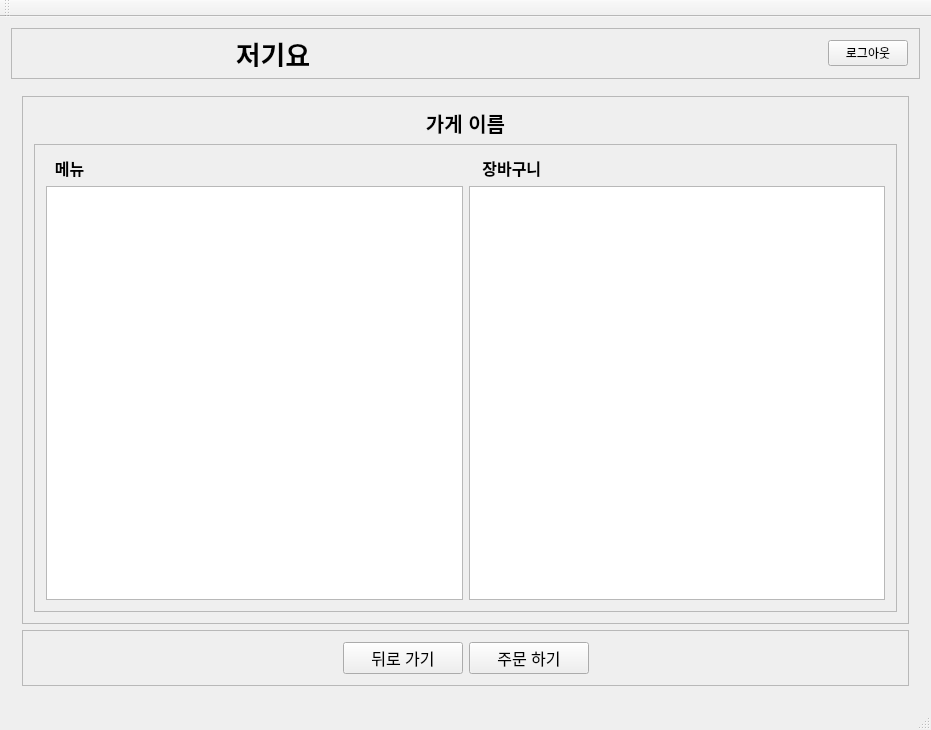
Above: project6_delivery/delivery_client/mainwindow.ui from myeonghh/lms4_Project before the change. Below: the same form after it.
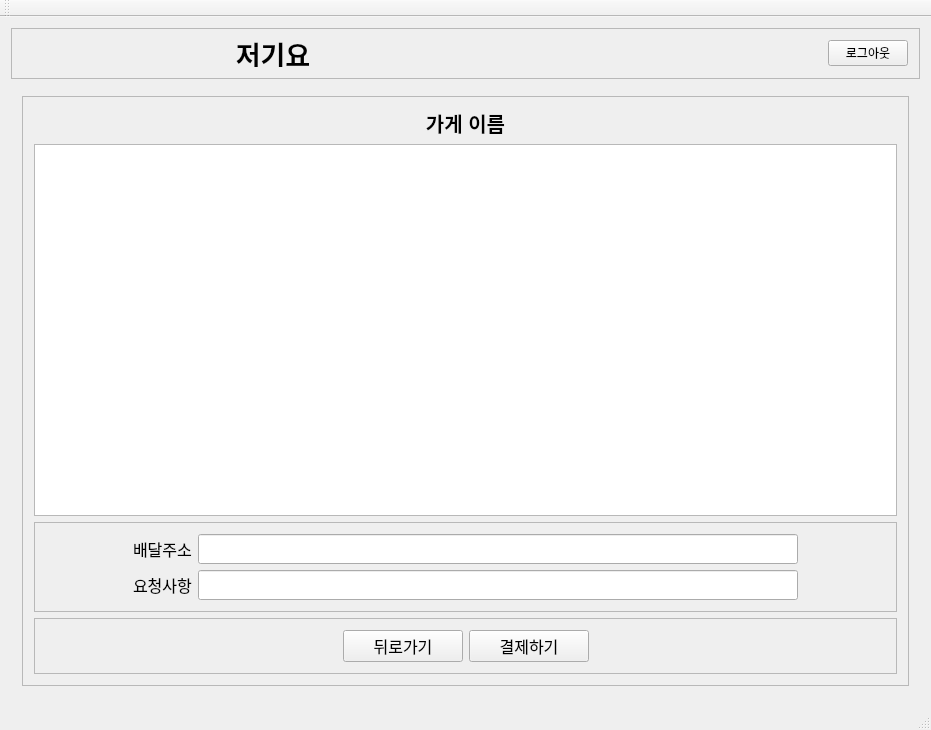
That is the form after the change. The open tabs and pages were chosen to show the change.

```diff
--- a/project6_delivery/delivery_client/mainwindow.ui
+++ b/project6_delivery/delivery_client/mainwindow.ui
@@ -81,7 +81,7 @@
     <item row="1" column="0">
      <widget class="QStackedWidget" name="mainStackedWidget">
       <property name="currentIndex">
-       <number>2</number>
+       <number>3</number>
       </property>
       <widget class="QWidget" name="user_main_page">
        <layout class="QGridLayout" name="gridLayout_3">
@@ -514,7 +514,7 @@
               </font>
              </property>
              <property name="text">
-              <string>뒤로 가기</string>
+              <string>뒤로가기</string>
              </property>
             </widget>
            </item>
@@ -558,7 +558,7 @@
               </font>
              </property>
              <property name="text">
-              <string>주문 하기</string>
+              <string>주문하기</string>
              </property>
             </widget>
            </item>
@@ -567,6 +567,197 @@
         </item>
        </layout>
       </widget>
+      <widget class="QWidget" name="page">
+       <layout class="QGridLayout" name="gridLayout_17">
+        <item row="0" column="0">
+         <widget class="QFrame" name="frame_14">
+          <property name="frameShape">
+           <enum>QFrame::Shape::StyledPanel</enum>
+          </property>
+          <property name="frameShadow">
+           <enum>QFrame::Shadow::Raised</enum>
+          </property>
+          <layout class="QVBoxLayout" name="verticalLayout_7">
+           <item>
+            <widget class="QLabel" name="menu_shopTitle2">
+             <property name="font">
+              <font>
+               <pointsize>15</pointsize>
+               <bold>true</bold>
+              </font>
+             </property>
+             <property name="text">
+              <string>가게 이름</string>
+             </property>
+             <property name="alignment">
+              <set>Qt::AlignmentFlag::AlignCenter</set>
+             </property>
+            </widget>
+           </item>
+           <item>
+            <widget class="QTableView" name="tableView_2"/>
+           </item>
+           <item>
+            <widget class="QFrame" name="frame_15">
+             <property name="frameShape">
+              <enum>QFrame::Shape::StyledPanel</enum>
+             </property>
+             <property name="frameShadow">
+              <enum>QFrame::Shadow::Raised</enum>
+             </property>
+             <layout class="QGridLayout" name="gridLayout_18">
+              <item row="0" column="0">
+               <spacer name="horizontalSpacer_9">
+                <property name="orientation">
+                 <enum>Qt::Orientation::Horizontal</enum>
+                </property>
+                <property name="sizeHint" stdset="0">
+                 <size>
+                  <width>40</width>
+                  <height>20</height>
+                 </size>
+                </property>
+               </spacer>
+              </item>
+              <item row="0" column="2">
+               <widget class="QLineEdit" name="lineEdit">
+                <property name="minimumSize">
+                 <size>
+                  <width>600</width>
+                  <height>30</height>
+                 </size>
+                </property>
+               </widget>
+              </item>
+              <item row="1" column="2">
+               <widget class="QLineEdit" name="lineEdit_2">
+                <property name="minimumSize">
+                 <size>
+                  <width>600</width>
+                  <height>30</height>
+                 </size>
+                </property>
+               </widget>
+              </item>
+              <item row="1" column="1">
+               <widget class="QLabel" name="label_6">
+                <property name="font">
+                 <font>
+                  <pointsize>12</pointsize>
+                 </font>
+                </property>
+                <property name="text">
+                 <string>요청사항</string>
+                </property>
+               </widget>
+              </item>
+              <item row="0" column="1">
+               <widget class="QLabel" name="label_5">
+                <property name="font">
+                 <font>
+                  <pointsize>12</pointsize>
+                 </font>
+                </property>
+                <property name="text">
+                 <string>배달주소</string>
+                </property>
+               </widget>
+              </item>
+              <item row="0" column="3">
+               <spacer name="horizontalSpacer_10">
+                <property name="orientation">
+                 <enum>Qt::Orientation::Horizontal</enum>
+                </property>
+                <property name="sizeHint" stdset="0">
+                 <size>
+                  <width>40</width>
+                  <height>20</height>
+                 </size>
+                </property>
+               </spacer>
+              </item>
+             </layout>
+            </widget>
+           </item>
+           <item>
+            <widget class="QFrame" name="frame_16">
+             <property name="frameShape">
+              <enum>QFrame::Shape::StyledPanel</enum>
+             </property>
+             <property name="frameShadow">
+              <enum>QFrame::Shadow::Raised</enum>
+             </property>
+             <layout class="QHBoxLayout" name="horizontalLayout_5">
+              <item>
+               <spacer name="horizontalSpacer_7">
+                <property name="orientation">
+                 <enum>Qt::Orientation::Horizontal</enum>
+                </property>
+                <property name="sizeHint" stdset="0">
+                 <size>
+                  <width>40</width>
+                  <height>20</height>
+                 </size>
+                </property>
+               </spacer>
+              </item>
+              <item>
+               <widget class="QPushButton" name="pushButton_2">
+                <property name="minimumSize">
+                 <size>
+                  <width>120</width>
+                  <height>0</height>
+                 </size>
+                </property>
+                <property name="font">
+                 <font>
+                  <pointsize>12</pointsize>
+                 </font>
+                </property>
+                <property name="text">
+                 <string>뒤로가기</string>
+                </property>
+               </widget>
+              </item>
+              <item>
+               <widget class="QPushButton" name="pushButton_3">
+                <property name="minimumSize">
+                 <size>
+                  <width>120</width>
+                  <height>0</height>
+                 </size>
+                </property>
+                <property name="font">
+                 <font>
+                  <pointsize>12</pointsize>
+                 </font>
+                </property>
+                <property name="text">
+                 <string>결제하기</string>
+                </property>
+               </widget>
+              </item>
+              <item>
+               <spacer name="horizontalSpacer_8">
+                <property name="orientation">
+                 <enum>Qt::Orientation::Horizontal</enum>
+                </property>
+                <property name="sizeHint" stdset="0">
+                 <size>
+                  <width>40</width>
+                  <height>20</height>
+                 </size>
+                </property>
+               </spacer>
+              </item>
+             </layout>
+            </widget>
+           </item>
+          </layout>
+         </widget>
+        </item>
+       </layout>
+      </widget>
       <widget class="QWidget" name="shop_main_page">
        <layout class="QVBoxLayout" name="verticalLayout_2">
         <item>
```
Left out of the diff: 165 changed lines with no effect on the pictures.
